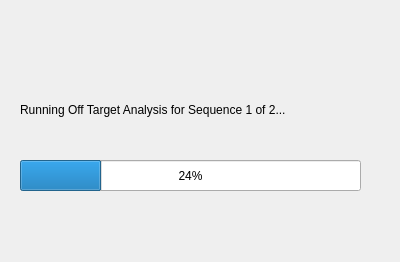
Before: the Qt Designer form OffTargetProgress.ui in TrinhLab/CASPERapp, drawn with Qt 5.
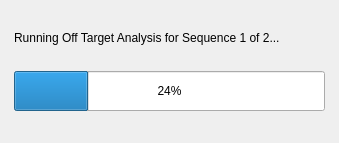
After: the same form once the commit is applied.

Patch:
```diff
--- a/OffTargetProgress.ui
+++ b/OffTargetProgress.ui
@@ -6,39 +6,47 @@
    <rect>
     <x>0</x>
     <y>0</y>
-    <width>400</width>
-    <height>262</height>
+    <width>339</width>
+    <height>143</height>
    </rect>
   </property>
   <property name="windowTitle">
    <string>Dialog</string>
   </property>
-  <widget class="QProgressBar" name="progressBar">
-   <property name="geometry">
-    <rect>
-     <x>20</x>
-     <y>160</y>
-     <width>341</width>
-     <height>31</height>
-    </rect>
-   </property>
-   <property name="value">
-    <number>24</number>
-   </property>
-  </widget>
-  <widget class="QLabel" name="label">
-   <property name="geometry">
-    <rect>
-     <x>20</x>
-     <y>100</y>
-     <width>351</width>
-     <height>20</height>
-    </rect>
-   </property>
-   <property name="text">
-    <string>Running Off Target Analysis for Sequence 1 of 2...</string>
-   </property>
-  </widget>
+  <layout class="QGridLayout" name="gridLayout">
+   <item row="0" column="0">
+    <widget class="QLabel" name="label">
+     <property name="maximumSize">
+      <size>
+       <width>331</width>
+       <height>16</height>
+      </size>
+     </property>
+     <property name="text">
+      <string>Running Off Target Analysis for Sequence 1 of 2...</string>
+     </property>
+    </widget>
+   </item>
+   <item row="1" column="0">
+    <widget class="QProgressBar" name="progressBar">
+     <property name="minimumSize">
+      <size>
+       <width>0</width>
+       <height>0</height>
+      </size>
+     </property>
+     <property name="maximumSize">
+      <size>
+       <width>311</width>
+       <height>40</height>
+      </size>
+     </property>
+     <property name="value">
+      <number>24</number>
+     </property>
+    </widget>
+   </item>
+  </layout>
  </widget>
  <resources/>
  <connections/>
```
Left out of the diff: 2 changed lines with no effect on the pictures.
